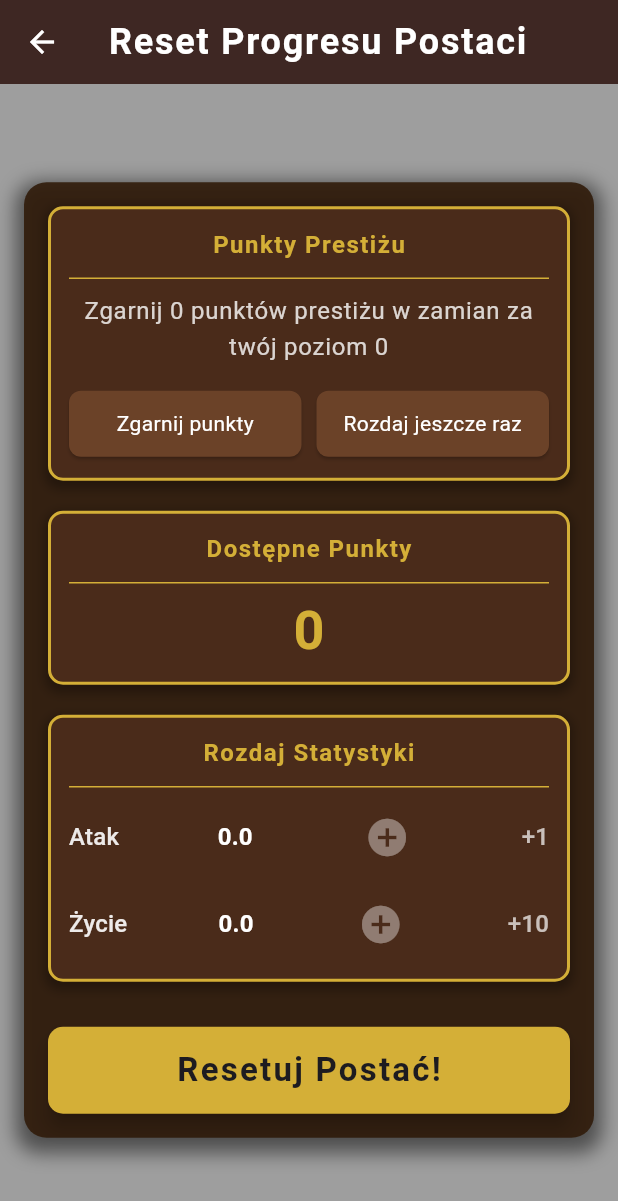
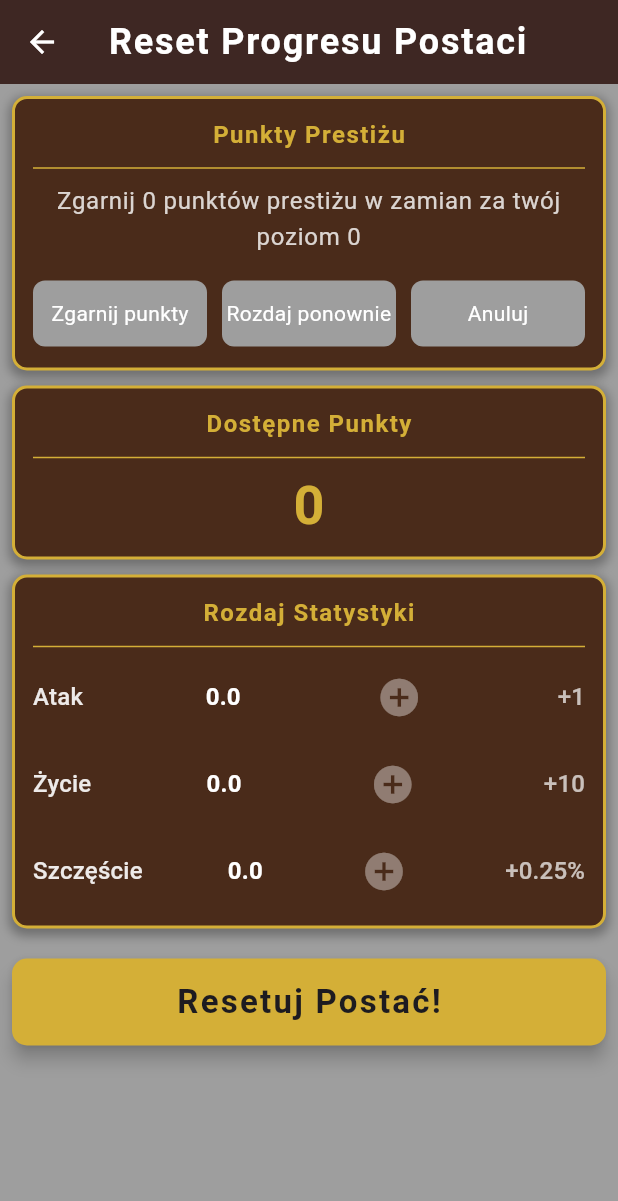
Before and after one commit to Sebastian2344/Brave-Steve, a Flutter app: the PrestigeScreen screen opened directly with empty values, on a phone screen of 412 x 824 dp. Shown: the top 1201 px of the screen. Run offline on Flutter 3.47's test engine with Material 3 defaults, Android fonts, the phone set to English and light mode, and no system bars; our stand-ins replace audioplayers, easy_localization, equatable, flutter_riverpod, flutter_secure_storage, hive_flutter and 1 more; missing offline and left inert: window_manager; accounts and stored records are empty.

Commit message:
mechanika szczęścia

```diff
--- a/assets/translations/en.json
+++ b/assets/translations/en.json
@@ -71,6 +71,7 @@
         "stats_view": {
             "level": "Level {}",
             "attack_value": "Attack: {}",
+            "lucky_value":"Lucky: {} %",
             "mana": "Mana",
             "health": "Health",
             "armor": "Armor",
--- a/assets/translations/pl.json
+++ b/assets/translations/pl.json
@@ -70,6 +70,7 @@
         "stats_view":{
             "level":"Poziom {}",
             "attack_value":"Atak: {}",
+            "lucky_value":"Szczęście: {} %",
             "mana":"Mana",
             "health":"Życie",
             "armor":"Pancerz",
--- a/lib/main.dart
+++ b/lib/main.dart
@@ -39,8 +39,8 @@ Future<void> main() async {
 
     // 3. Ustawienie opcji okna
     WindowOptions windowOptions = const WindowOptions(
-      maximumSize: Size(500, 1000), // Ustawienie wielkości startowej
-      minimumSize: Size(500, 1000), // Minimalna wielkość
+      maximumSize: Size(400, 800), // Ustawienie wielkości startowej
+      minimumSize: Size(400, 800), // Minimalna wielkość
       center: true, // Wyśrodkowanie okna na ekranie
       backgroundColor: Colors.transparent,
       skipTaskbar: false,
--- a/lib/modules/game/model/player_model.dart
+++ b/lib/modules/game/model/player_model.dart
@@ -19,6 +19,7 @@ abstract class PlayerModel{
   double getMaxAttack();
   double maxHpInfo();
   double showAttack();
+  double showLucky();
   bool isLive();
   bool isWeak();
   set setWeak(bool weak);
@@ -28,4 +29,5 @@ abstract class PlayerModel{
   set setMaxArmour(double maxArmour);
   set setArmour(double armour);
   set setMaxAttack(double maxAttack);
+  set setLucky(double lucky);
 }
--- a/lib/modules/game/presentation/fight_screen/fight_screen.dart
+++ b/lib/modules/game/presentation/fight_screen/fight_screen.dart
@@ -34,7 +34,7 @@ class _FightScreenState extends ConsumerState<FightScreen> {
   Widget build(BuildContext context) {
     final Size mediaQuerySize = MediaQuery.of(context).size;
     MediaQueryData mediaQueryData = MediaQuery.of(context);
-    double fontSize = mediaQueryData.textScaler.scale(14.0);
+    double fontSize = mediaQueryData.textScaler.scale(12.0);
 
     // POPRAWKA: 'builder' przyjmuje funkcję (context), a nie widget Builder.
     return ShowCaseWidget(
@@ -70,7 +70,7 @@ class _FightScreenState extends ConsumerState<FightScreen> {
                     onPressed: () async {
                       ref.read(soundManagerProvider.notifier).playButtonClick();
                       showDialog(
-                          context: context, builder: (context) => SaveGame());
+                          context: context, builder: (context) => SaveGameDialog());
                     },
                     icon: const Icon(Icons.save),
                     tooltip: 'fight_screen.appbar.save_game'.tr(context: context),
--- a/lib/modules/game/state_menegment/game_state.dart
+++ b/lib/modules/game/state_menegment/game_state.dart
@@ -35,6 +35,7 @@ class GameState extends Notifier<MyVars> {
     l[0].setHp = myPrestige.health + l[0].showHp();
     l[0].setMaxHp = l[0].showHp();
     l[0].setMaxAttack = myPrestige.attack + l[0].getMaxAttack();
+    l[0].setLucky = myPrestige.lucky + l[0].showLucky();
     l = [l[0], ...l.sublist(1)];
     return l;
   }
--- a/lib/modules/prestige/prestige_data.dart
+++ b/lib/modules/prestige/prestige_data.dart
@@ -8,7 +8,7 @@ class PrestigeData {
 
   Prestige getData() {
     return Hive.box<Prestige>('prestige').isEmpty
-        ? Prestige(attack: 0, health: 0, points: 0)
-        : Hive.box<Prestige>('prestige').getAt(0) ?? Prestige(attack: 0, health: 0, points: 0);
+        ? Prestige(attack: 0, health: 0, points: 0, lucky: 0)
+        : Hive.box<Prestige>('prestige').getAt(0) ?? Prestige(attack: 0, health: 0, points: 0, lucky: 0);
   }
 }
--- a/lib/modules/prestige/prestige_screen.dart
+++ b/lib/modules/prestige/prestige_screen.dart
@@ -2,9 +2,26 @@ import 'package:brave_steve/modules/prestige/prestige_provider.dart';
 import 'package:flutter/material.dart';
 import 'package:flutter_riverpod/flutter_riverpod.dart';
 
-class PrestigeScreen extends StatelessWidget {
+class PrestigeScreen extends ConsumerStatefulWidget {
   const PrestigeScreen({super.key, required this.level});
   final int level;
+
+  @override
+  ConsumerState<PrestigeScreen> createState() => _PrestigeScreenState();
+}
+
+class _PrestigeScreenState extends ConsumerState<PrestigeScreen> {
+  @override
+  void initState() {
+    Future(
+      () {
+        ref
+            .read(prestigeNotifierProvider.notifier)
+            .calculatedPoints(widget.level);
+      },
+    );
+    super.initState();
+  }
 
   @override
   Widget build(BuildContext context) {
@@ -13,14 +30,17 @@ class PrestigeScreen extends StatelessWidget {
     const Color primaryColor = Color(0xFF4A2B1A); // Ciemniejszy brąz
     const Color accentColor = Color(0xFFD4AF37); // Złoty
     const Color textColor = Colors.white;
-    const Color buttonColor = Color(0xFF6B4228); // Ciemniejszy brąz dla przycisków
+    const Color buttonColor =
+        Color(0xFF6B4228); // Ciemniejszy brąz dla przycisków
     const Color disabledColor = Colors.grey;
+    final p = ref.watch(prestigeNotifierProvider);
 
     return Scaffold(
       backgroundColor: Colors.grey, // Użyj koloru głównego dla tła
       appBar: AppBar(
         foregroundColor: textColor,
         backgroundColor: Colors.brown.shade900,
+        automaticallyImplyLeading: false,
         elevation: 0, // Usuń cień spod appbara
         centerTitle: true,
         title: Text(
@@ -31,30 +51,19 @@ class PrestigeScreen extends StatelessWidget {
             letterSpacing: 1.2,
           ),
         ),
+        leading:
+          !p.isGivePoints? IconButton(
+            onPressed: () {
+              Navigator.of(context).pop();
+            },
+            icon: const Icon(Icons.arrow_back),
+            tooltip: "Powrót",
+          ): SizedBox.shrink()
       ),
       body: Center(
-        child: Consumer(
-          builder: (context, ref, child) {
-            final p = ref.watch(prestigeNotifierProvider);
-            final int calculatedPoints = (level / 3).round();
-
-            return Container(
-              padding: const EdgeInsets.all(16.0),
-              margin: const EdgeInsets.all(16.0),
-              decoration: BoxDecoration(
-                color: Color(0xFF301b0a).withValues(alpha:0.9), // Lekko przezroczyste tło panelu
-                borderRadius: BorderRadius.circular(15.0),
-                boxShadow: [
-                  BoxShadow(
-                    color: Colors.black.withValues(alpha:0.5),
-                    spreadRadius: 5,
-                    blurRadius: 10,
-                    offset: Offset(0, 5),
-                  ),
-                ],
-              ),
-              child: Column(
-                mainAxisSize: MainAxisSize.min, // Minimalna wysokość kolumny
+        child: Padding(
+          padding: const EdgeInsets.all(8.0),
+          child: ListView(
             children: [
               // Sekcja z punktami do zdobycia
               _buildSectionCard(
@@ -63,13 +72,15 @@ class PrestigeScreen extends StatelessWidget {
                 content: Column(
                   children: [
                     Text(
-                          'Zgarnij $calculatedPoints punktów prestiżu w zamian za twój poziom $level',
+                      'Zgarnij ${p.calculatedPoints} punktów prestiżu w zamian za twój poziom ${widget.level}',
                       textAlign: TextAlign.center,
-                          style: textTheme.bodyLarge?.copyWith(color: textColor.withValues(alpha:0.8)),
+                      style: textTheme.bodyLarge
+                          ?.copyWith(color: textColor.withValues(alpha: 0.8)),
                     ),
                     const SizedBox(height: 15),
                     Row(
                       mainAxisAlignment: MainAxisAlignment.spaceEvenly,
+                      spacing: 10,
                       children: [
                         Expanded(
                           child: ElevatedButton(
@@ -79,35 +90,69 @@ class PrestigeScreen extends StatelessWidget {
                               disabledBackgroundColor: disabledColor,
                               disabledForegroundColor: Colors.white70,
                               padding: const EdgeInsets.symmetric(vertical: 12),
-                                  shape: RoundedRectangleBorder(borderRadius: BorderRadius.circular(8)),
+                              shape: RoundedRectangleBorder(
+                                  borderRadius: BorderRadius.circular(8)),
                             ),
-                                onPressed: !p.isGivePoints
+                            onPressed: !p.isGivePoints && p.calculatedPoints > 0
                                 ? () {
-                                        ref.read(prestigeNotifierProvider.notifier).givePoints(level);
+                                    ref
+                                        .read(prestigeNotifierProvider.notifier)
+                                        .givePoints(widget.level);
                                   }
                                 : null,
                             child: Text(
                               'Zgarnij punkty',
-                                  style: textTheme.bodyMedium?.copyWith(color: Colors.white),
+                              style: textTheme.bodyMedium
+                                  ?.copyWith(color: Colors.white),
                             ),
                           ),
                         ),
-                            const SizedBox(width: 10),
                         Expanded(
                           child: ElevatedButton(
                             style: ElevatedButton.styleFrom(
                               backgroundColor: buttonColor,
                               foregroundColor: textColor,
+                              disabledBackgroundColor: disabledColor,
+                              disabledForegroundColor: Colors.white70,
                               padding: const EdgeInsets.symmetric(vertical: 12),
-                                  shape: RoundedRectangleBorder(borderRadius: BorderRadius.circular(8)),
+                              shape: RoundedRectangleBorder(
+                                  borderRadius: BorderRadius.circular(8)),
                             ),
-                                onPressed: () {
-                                  ref.read(prestigeNotifierProvider.notifier).resetPoints(level);
-                                },
+                            onPressed: p.calculatedPoints > 0
+                                ? () {
+                                    ref
+                                        .read(prestigeNotifierProvider.notifier)
+                                        .resetPoints(widget.level);
+                                  }
+                                : null,
                             child: Text(
-                                  'Rozdaj jeszcze raz',
+                              'Rozdaj ponownie',
                               textAlign: TextAlign.center,
-                                  style: textTheme.bodyMedium?.copyWith(color: Colors.white),
+                              style: textTheme.bodyMedium
+                                  ?.copyWith(color: Colors.white),
+                            ),
+                          ),
+                        ),
+                        Expanded(
+                          child: ElevatedButton(
+                              style: ElevatedButton.styleFrom(
+                                backgroundColor: buttonColor,
+                                foregroundColor: textColor,
+                                disabledBackgroundColor: disabledColor,
+                                disabledForegroundColor: Colors.white70,
+                                padding: const EdgeInsets.symmetric(vertical: 12),
+                                shape: RoundedRectangleBorder(
+                                    borderRadius: BorderRadius.circular(8)),
+                              ),
+                              onPressed: p.isGivePoints
+                                  ? () {
+                                      ref.read(prestigeNotifierProvider.notifier).stepBack();
+                                    }
+                                  : null,
+                              child: Text(
+                                'Anuluj',
+                                style: textTheme.bodyMedium
+                                    ?.copyWith(color: Colors.white),
                               ),
                             ),
                         ),
@@ -116,17 +161,18 @@ class PrestigeScreen extends StatelessWidget {
                   ],
                 ),
               ),
-                  const SizedBox(height: 20),
+              const SizedBox(height: 10),
               // Sekcja z dostępnymi punktami
               _buildSectionCard(
                 context,
                 title: 'Dostępne Punkty',
                 content: Text(
                   '${p.points}',
-                      style: textTheme.displaySmall?.copyWith(color: accentColor, fontWeight: FontWeight.bold),
+                  style: textTheme.displaySmall?.copyWith(
+                      color: accentColor, fontWeight: FontWeight.bold),
                 ),
               ),
-                  const SizedBox(height: 20),
+              const SizedBox(height: 10),
               // Sekcja z rozdawaniem statystyk
               _buildSectionCard(
                 context,
@@ -140,7 +186,9 @@ class PrestigeScreen extends StatelessWidget {
                       bonus: '+1',
                       canIncrement: p.points > 0,
                       onPressed: () {
-                            ref.read(prestigeNotifierProvider.notifier).incrementAttack();
+                        ref
+                            .read(prestigeNotifierProvider.notifier)
+                            .incrementAttack();
                       },
                     ),
                     const SizedBox(height: 10),
@@ -151,22 +199,39 @@ class PrestigeScreen extends StatelessWidget {
                       bonus: '+10',
                       canIncrement: p.points > 0,
                       onPressed: () {
-                            ref.read(prestigeNotifierProvider.notifier).incrementHealth();
+                        ref
+                            .read(prestigeNotifierProvider.notifier)
+                            .incrementHealth();
+                      },
+                    ),
+                    const SizedBox(height: 10),
+                    _buildStatRow(
+                      context,
+                      label: 'Szczęście',
+                      value: p.lucky,
+                      bonus: '+0.25%',
+                      canIncrement: p.points > 0,
+                      onPressed: () {
+                        ref
+                            .read(prestigeNotifierProvider.notifier)
+                            .incrementLucky();
                       },
                     ),
                   ],
                 ),
               ),
-                  const SizedBox(height: 30),
+              const SizedBox(height: 20),
               // Przycisk resetu
               SizedBox(
                 width: double.infinity, // Przycisk na całą szerokość
                 child: ElevatedButton(
                   style: ElevatedButton.styleFrom(
-                        backgroundColor: accentColor, // Złoty kolor dla akcji głównej
+                    backgroundColor:
+                        accentColor, // Złoty kolor dla akcji głównej
                     foregroundColor: primaryColor,
                     padding: const EdgeInsets.symmetric(vertical: 15),
-                        shape: RoundedRectangleBorder(borderRadius: BorderRadius.circular(10)),
+                    shape: RoundedRectangleBorder(
+                        borderRadius: BorderRadius.circular(10)),
                     elevation: 5,
                   ),
                   onPressed: () {
@@ -184,15 +249,14 @@ class PrestigeScreen extends StatelessWidget {
               ),
             ],
           ),
-            );
-          },
         ),
       ),
     );
   }
 
   // Pomocniczy widget do tworzenia sekcji
-  Widget _buildSectionCard(BuildContext context, {required String title, required Widget content}) {
+  Widget _buildSectionCard(BuildContext context,
+      {required String title, required Widget content}) {
     final textTheme = Theme.of(context).textTheme;
     const Color borderColor = Color(0xFFD4AF37); // Złoty
     const Color cardColor = Color(0xFF4A2B1A); // Ciemniejszy brąz
@@ -206,7 +270,7 @@ class PrestigeScreen extends StatelessWidget {
         border: Border.all(color: borderColor, width: 2),
         boxShadow: [
           BoxShadow(
-            color: Colors.black.withValues(alpha:0.3),
+            color: Colors.black.withValues(alpha: 0.3),
             spreadRadius: 2,
             blurRadius: 5,
             offset: Offset(0, 3),
@@ -249,20 +313,24 @@ class PrestigeScreen extends StatelessWidget {
       children: [
         Text(
           label,
-          style: textTheme.titleMedium?.copyWith(color: textColor.withValues(alpha:0.9)),
+          style: textTheme.titleMedium
+              ?.copyWith(color: textColor.withValues(alpha: 0.9)),
         ),
         Text(
           '$value',
-          style: textTheme.titleMedium?.copyWith(fontWeight: FontWeight.bold,color: Colors.white),
+          style: textTheme.titleMedium
+              ?.copyWith(fontWeight: FontWeight.bold, color: Colors.white),
         ),
         IconButton(
           onPressed: canIncrement ? onPressed : null,
-          icon: Icon(Icons.add_circle, color: canIncrement ? iconColor : disabledIconColor),
+          icon: Icon(Icons.add_circle,
+              color: canIncrement ? iconColor : disabledIconColor),
           iconSize: 30,
         ),
         Text(
           bonus,
-          style: textTheme.titleMedium?.copyWith(color: textColor.withValues(alpha:0.7)),
+          style: textTheme.titleMedium
+              ?.copyWith(color: textColor.withValues(alpha: 0.7)),
         ),
       ],
     );
```
Also changed, not shown: lib/core/modules/data_source/box.dart (+13 -13 lines), lib/modules/game/db_model/player.dart (+6 -3 lines), lib/modules/game/model/enemy.dart (+13 -1 lines), lib/modules/game/model/player_body.dart (+18 -15 lines), lib/modules/game/model/steve.dart (+52 -23 lines), lib/modules/game/presentation/fight_screen/battle_view_widget.dart (+4 -4 lines), lib/modules/game/presentation/fight_screen/save_game_dialog.dart (+23 -4 lines), lib/modules/game/presentation/fight_screen/stats_view_widget.dart (+24 -12 lines), lib/modules/prestige/prestige.dart (+5 -2 lines), lib/modules/prestige/prestige_model.dart (+8 -4 lines), lib/modules/prestige/prestige_provider.dart (+17 -2 lines), lib/modules/game/db_model/player.g.dart, lib/modules/prestige/prestige.g.dart. Lines whose indentation alone changed are shown as unchanged.
